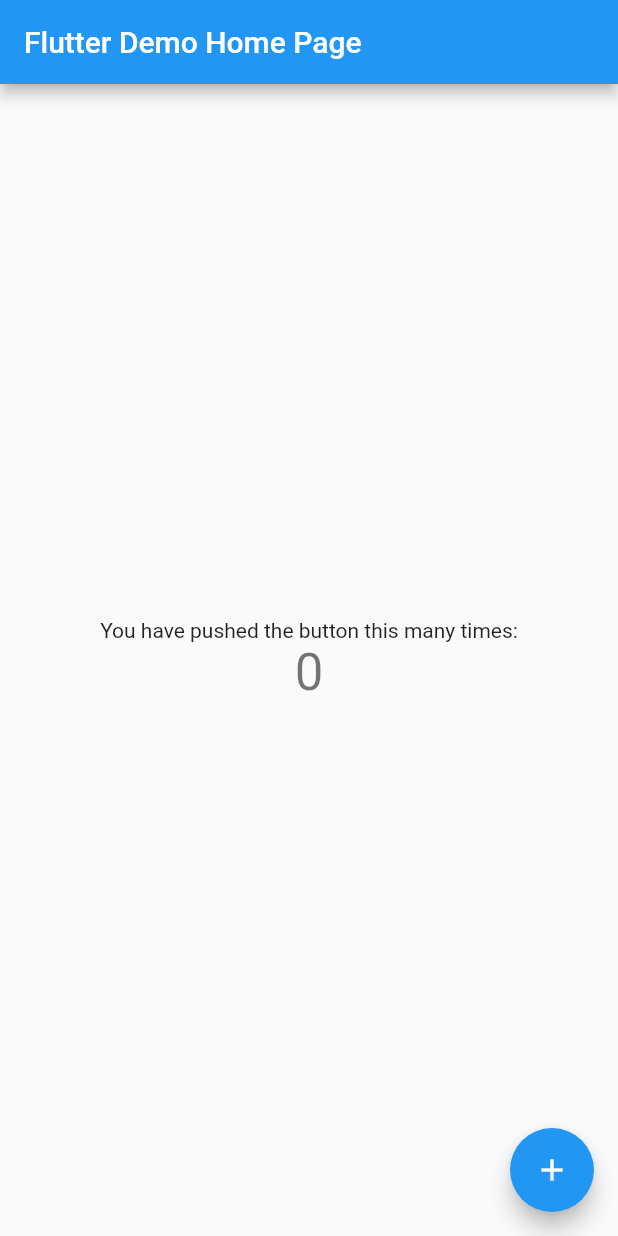
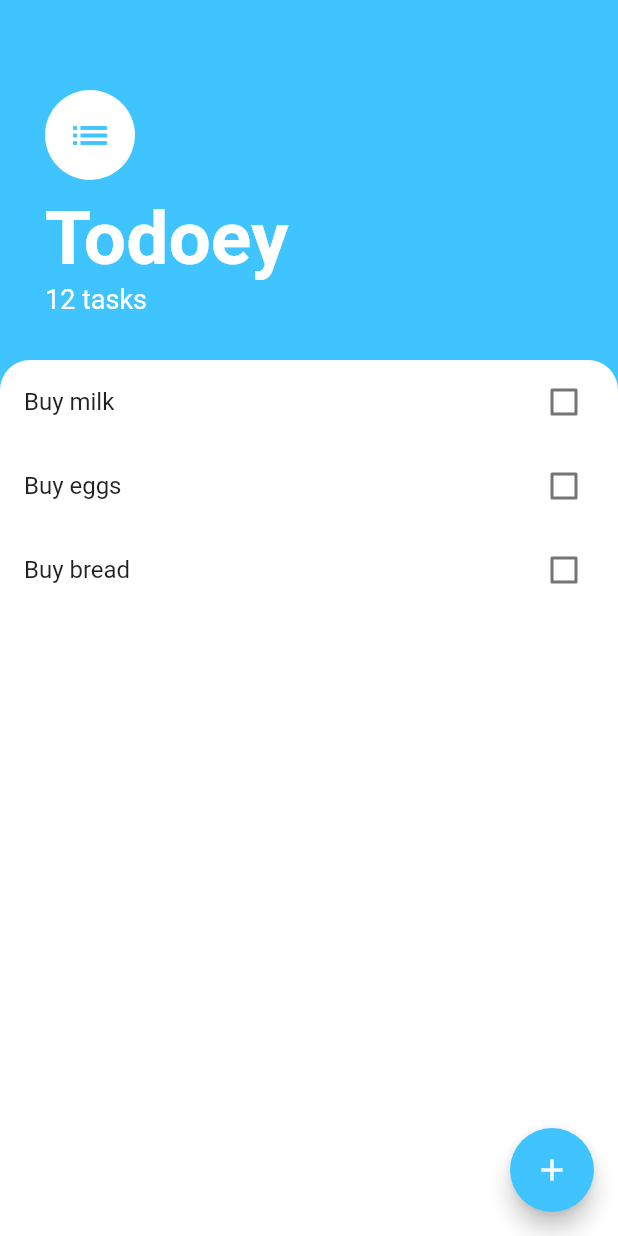
Before and after one commit to Rossitto/Flutter_Todoey, a Flutter app: the screen it shows after launch, on a phone screen of 412 x 824 dp. Run offline on Flutter 3.47's test engine with Material 2 defaults, Android fonts, the phone set to English and light mode, and no system bars.

Commit message:
TasksScreen() created

```diff
--- a/lib/main.dart
+++ b/lib/main.dart
@@ -1,117 +1,13 @@
 import 'package:flutter/material.dart';
+import 'package:todoey_flutter/screens/tasks_screen.dart';
 
-void main() {
-  runApp(MyApp());
-}
+void main() => runApp(MyApp());
 
 class MyApp extends StatelessWidget {
-  // This widget is the root of your application.
   @override
   Widget build(BuildContext context) {
     return MaterialApp(
-      title: 'Flutter Demo',
-      theme: ThemeData(
-        // This is the theme of your application.
-        //
-        // Try running your application with "flutter run". You'll see the
-        // application has a blue toolbar. Then, without quitting the app, try
-        // changing the primarySwatch below to Colors.green and then invoke
-        // "hot reload" (press "r" in the console where you ran "flutter run",
-        // or simply save your changes to "hot reload" in a Flutter IDE).
-        // Notice that the counter didn't reset back to zero; the application
-        // is not restarted.
-        primarySwatch: Colors.blue,
-        // This makes the visual density adapt to the platform that you run
-        // the app on. For desktop platforms, the controls will be smaller and
-        // closer together (more dense) than on mobile platforms.
-        visualDensity: VisualDensity.adaptivePlatformDensity,
-      ),
-      home: MyHomePage(title: 'Flutter Demo Home Page'),
+      home: TasksScreen(),
     );
   }
 }
-
-class MyHomePage extends StatefulWidget {
-  MyHomePage({Key key, this.title}) : super(key: key);
-
-  // This widget is the home page of your application. It is stateful, meaning
-  // that it has a State object (defined below) that contains fields that affect
-  // how it looks.
-
-  // This class is the configuration for the state. It holds the values (in this
-  // case the title) provided by the parent (in this case the App widget) and
-  // used by the build method of the State. Fields in a Widget subclass are
-  // always marked "final".
-
-  final String title;
-
-  @override
-  _MyHomePageState createState() => _MyHomePageState();
-}
-
-class _MyHomePageState extends State<MyHomePage> {
-  int _counter = 0;
-
-  void _incrementCounter() {
-    setState(() {
-      // This call to setState tells the Flutter framework that something has
-      // changed in this State, which causes it to rerun the build method below
-      // so that the display can reflect the updated values. If we changed
-      // _counter without calling setState(), then the build method would not be
-      // called again, and so nothing would appear to happen.
-      _counter++;
-    });
-  }
-
-  @override
-  Widget build(BuildContext context) {
-    // This method is rerun every time setState is called, for instance as done
-    // by the _incrementCounter method above.
-    //
-    // The Flutter framework has been optimized to make rerunning build methods
-    // fast, so that you can just rebuild anything that needs updating rather
-    // than having to individually change instances of widgets.
-    return Scaffold(
-      appBar: AppBar(
-        // Here we take the value from the MyHomePage object that was created by
-        // the App.build method, and use it to set our appbar title.
-        title: Text(widget.title),
-      ),
-      body: Center(
-        // Center is a layout widget. It takes a single child and positions it
-        // in the middle of the parent.
-        child: Column(
-          // Column is also a layout widget. It takes a list of children and
-          // arranges them vertically. By default, it sizes itself to fit its
-          // children horizontally, and tries to be as tall as its parent.
-          //
-          // Invoke "debug painting" (press "p" in the console, choose the
-          // "Toggle Debug Paint" action from the Flutter Inspector in Android
-          // Studio, or the "Toggle Debug Paint" command in Visual Studio Code)
-          // to see the wireframe for each widget.
-          //
-          // Column has various properties to control how it sizes itself and
-          // how it positions its children. Here we use mainAxisAlignment to
-          // center the children vertically; the main axis here is the vertical
-          // axis because Columns are vertical (the cross axis would be
-          // horizontal).
-          mainAxisAlignment: MainAxisAlignment.center,
-          children: <Widget>[
-            Text(
-              'You have pushed the button this many times:',
-            ),
-            Text(
-              '$_counter',
-              style: Theme.of(context).textTheme.headline4,
-            ),
-          ],
-        ),
-      ),
-      floatingActionButton: FloatingActionButton(
-        onPressed: _incrementCounter,
-        tooltip: 'Increment',
-        child: Icon(Icons.add),
-      ), // This trailing comma makes auto-formatting nicer for build methods.
-    );
-  }
-}
--- /dev/null
+++ b/lib/screens/tasks_screen.dart
@@ -0,0 +1,104 @@
+import 'package:flutter/material.dart';
+
+bool checkBoxIsChecked = false;
+
+class TasksScreen extends StatefulWidget {
+  @override
+  _TasksScreenState createState() => _TasksScreenState();
+}
+
+class _TasksScreenState extends State<TasksScreen> {
+  @override
+  Widget build(BuildContext context) {
+    return Scaffold(
+      backgroundColor: Colors.lightBlueAccent,
+      floatingActionButton: FloatingActionButton(
+        onPressed: null,
+        backgroundColor: Colors.lightBlueAccent,
+        child: Icon(Icons.add),
+      ),
+      body: Column(
+        crossAxisAlignment: CrossAxisAlignment.start,
+        children: [
+          Container(
+            padding: EdgeInsets.only(top: 60, left: 30, right: 30, bottom: 30),
+            child: Column(
+              crossAxisAlignment: CrossAxisAlignment.start,
+              children: <Widget>[
+                CircleAvatar(
+                  backgroundColor: Colors.white,
+                  radius: 30,
+                  child: Icon(
+                    Icons.list,
+                    size: 30,
+                    color: Colors.lightBlueAccent,
+                  ),
+                ),
+                SizedBox(
+                  height: 10,
+                ),
+                Text(
+                  'Todoey',
+                  style: TextStyle(
+                    fontSize: 50,
+                    color: Colors.white,
+                    fontWeight: FontWeight.w700,
+                  ),
+                ),
+                Text(
+                  '12 tasks',
+                  style: TextStyle(
+                    fontSize: 18,
+                    color: Colors.white,
+                  ),
+                ),
+              ],
+            ),
+          ),
+          Expanded(
+            child: Container(
+              decoration: BoxDecoration(
+                color: Colors.white,
+                borderRadius: BorderRadius.only(
+                  topRight: Radius.circular(20),
+                  topLeft: Radius.circular(20),
+                ),
+              ),
+              child: ListView(
+                children: <Widget>[
+                  CheckboxListTile(
+                    title: Text('Buy milk'),
+                    value: checkBoxIsChecked,
+                    onChanged: (bool value) {
+                      setState(() {
+                        checkBoxIsChecked = !checkBoxIsChecked;
+                      });
+                    },
+                  ),
+                  CheckboxListTile(
+                    title: Text('Buy eggs'),
+                    value: checkBoxIsChecked,
+                    onChanged: (bool value) {
+                      setState(() {
+                        checkBoxIsChecked = !checkBoxIsChecked;
+                      });
+                    },
+                  ),
+                  CheckboxListTile(
+                    title: Text('Buy bread'),
+                    value: checkBoxIsChecked,
+                    onChanged: (bool value) {
+                      setState(() {
+                        checkBoxIsChecked = !checkBoxIsChecked;
+                      });
+                    },
+                  ),
+                ],
+              ),
+            ),
+          ),
+        ],
+      ),
+    );
+  }
+}
```
